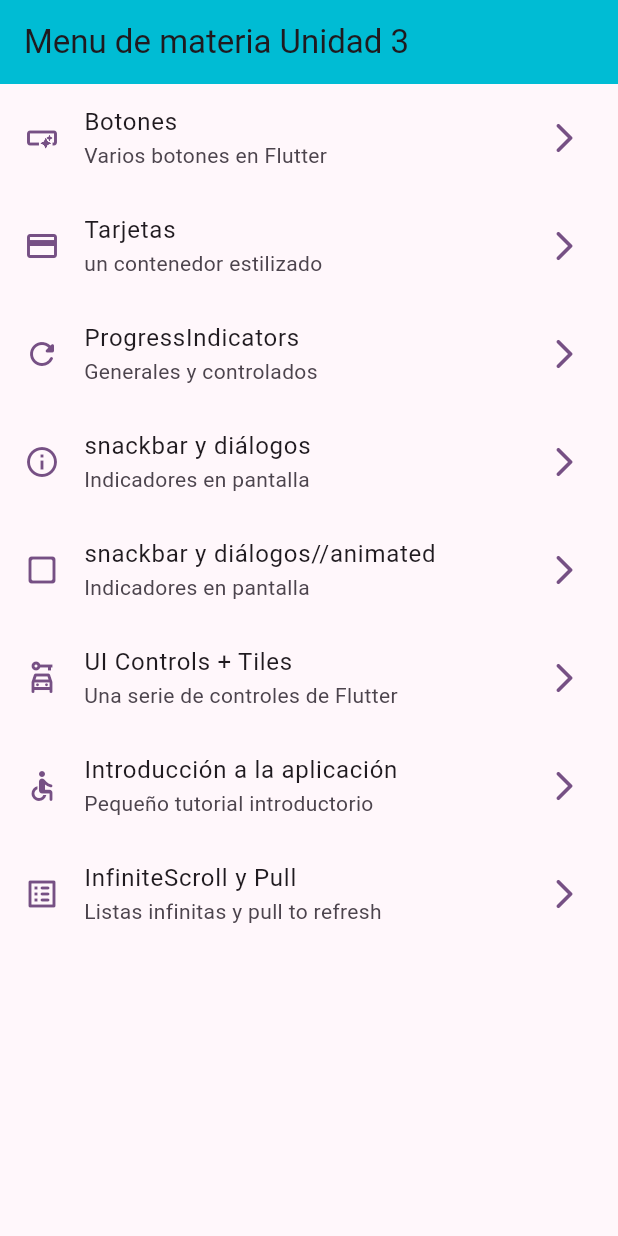
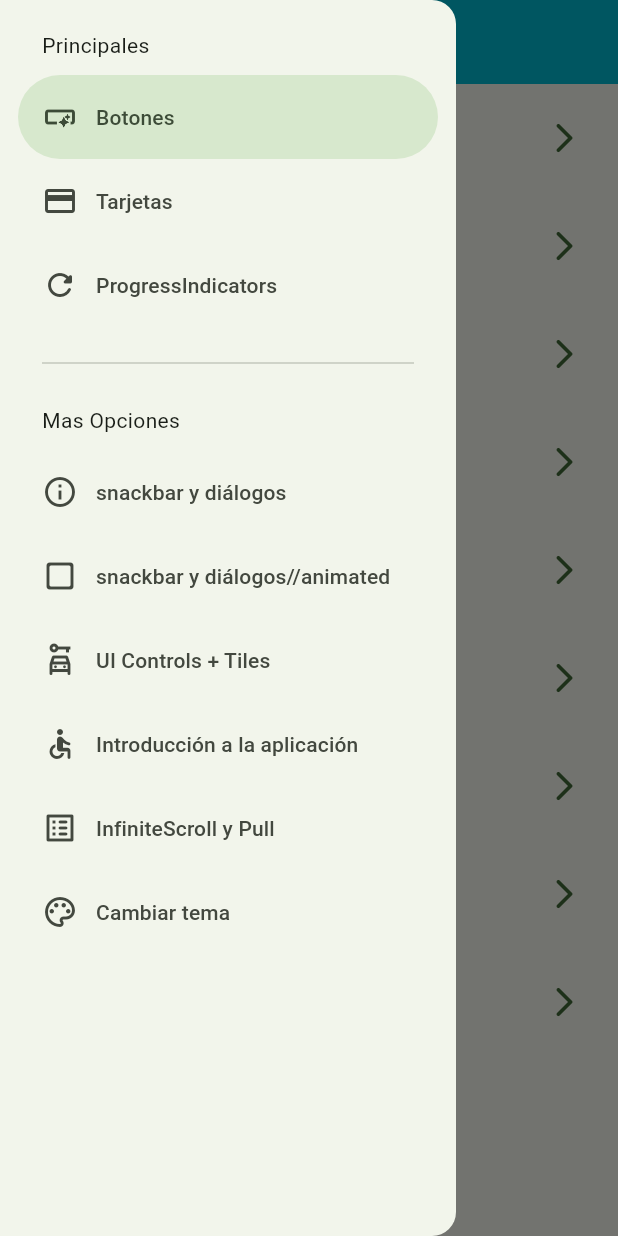
Before and after one commit to AlessadraRdz/no, a Flutter app: the screen it shows after launch, with the side drawer open (before the commit the screen has no drawer), on a phone screen of 412 x 824 dp. Run offline on Flutter 3.47's test engine with Material 2 defaults, Android fonts, the phone set to English and light mode, and no system bars; our stand-ins replace animate_do, flutter_riverpod, go_router.

Commit message:
menu proceso

```diff
--- a/lib/config/menu/menu_items.dart
+++ b/lib/config/menu/menu_items.dart
@@ -55,4 +55,9 @@ List<MenuItem> appMenuItems = <MenuItem>[
       subTitle: 'Listas infinitas y pull to refresh',
       link: '/infinite',
       icon: Icons.list_alt_rounded),
+  const MenuItem(
+      title: 'Cambiar tema',
+      subTitle: 'Cambiar tema de la aplicación',
+      link: '/theme-changer',
+      icon: Icons.color_lens_outlined),
 ];
--- a/lib/config/router/app_router.dart
+++ b/lib/config/router/app_router.dart
@@ -1,9 +1,8 @@
 import 'package:go_router/go_router.dart';
 import 'list_router.dart';
 
-
-
 final GoRouter appRouter = GoRouter(
   routes: routes,
-   debugLogDiagnostics: true,
+  initialLocation: '/',
+  debugLogDiagnostics: true,
 );
--- a/lib/config/theme/app_theme.dart
+++ b/lib/config/theme/app_theme.dart
@@ -11,15 +11,22 @@ const colorList = <Color>[
 
 class AppTheme {
   final int selectedColor;
+  final bool isDarkMode;
 
-  AppTheme({this.selectedColor = 0})
-      : assert(selectedColor >= 0 && selectedColor < colorList.length,
-            'la seccion de color no cumple con el rango de 0 hasta ${colorList.length - 1}');
-  ThemeData gettheme() => ThemeData(
-        useMaterial3: true,
-        colorSchemeSeed: colorList[selectedColor],
-        // appBarTheme: const AppTheme (
-        // ceterTitle> true
-        // )
+  AppTheme({
+    this.selectedColor = 0,
+    this.isDarkMode = false,
+  }) : assert(selectedColor >= 0 && selectedColor < colorList.length,
+            'La selección de color no cumple con el rango de 0 asta ${colorList.length - 1}');
+
+  ThemeData getTheme() => ThemeData(
+      useMaterial3: true,
+      brightness: isDarkMode ? Brightness.dark : Brightness.light,
+      colorSchemeSeed: colorList[selectedColor],
+      appBarTheme: const AppBarTheme(centerTitle: false));
+
+  AppTheme copyWith({int? selectedColor, bool? isDarkMode}) => AppTheme(
+        selectedColor: selectedColor ?? this.selectedColor,
+        isDarkMode: isDarkMode ?? this.isDarkMode,
       );
 }
--- a/lib/main.dart
+++ b/lib/main.dart
@@ -1,20 +1,24 @@
 import 'package:flutter/material.dart';
+import 'package:flutter_riverpod/flutter_riverpod.dart';
 import 'config/router/app_router.dart';
 import 'config/theme/app_theme.dart';
+import 'presentation/providers/theme_provider.dart';
 
 void main() {
-  runApp(const MyApp());
+  runApp(const ProviderScope(child: MainApp()));
 }
 
-class MyApp extends StatelessWidget {
-  const MyApp({super.key});
+class MainApp extends ConsumerWidget {
+  const MainApp({super.key});
 
-  // This widget is the root of your application.
   @override
-  Widget build(BuildContext context) {
+  Widget build(BuildContext context, WidgetRef ref) {
+    final AppTheme appTheme = ref.watch(themeNotifierProvider);
     return MaterialApp.router(
-        debugShowCheckedModeBanner: false,
-        theme: AppTheme(selectedColor: 4).gettheme(),
-        routerConfig: appRouter);
+      title: 'Flutter Widgets',
+      debugShowCheckedModeBanner: false,
+      theme: appTheme.getTheme(),
+      routerConfig: appRouter,
+    );
   }
 }
--- /dev/null
+++ b/lib/presentation/providers/counter_provider.dart
@@ -0,0 +1,3 @@
+import 'package:flutter_riverpod/flutter_riverpod.dart';
+
+final counterProvider = StateProvider<int>((ref) => 5);
--- /dev/null
+++ b/lib/presentation/widgets/slideMenu.dart
@@ -0,0 +1,60 @@
+import 'package:flutter/material.dart';
+import 'package:go_router/go_router.dart';
+
+import '../../config/menu/menu_items.dart';
+
+class SideMenu extends StatefulWidget {
+  final GlobalKey<ScaffoldState> scaffoldKey;
+
+  const SideMenu({super.key, required this.scaffoldKey});
+
+  @override
+  State<SideMenu> createState() => _SideMenuState();
+}
+
+class _SideMenuState extends State<SideMenu> {
+  int navDrawerIndex = 0;
+
+  @override
+  Widget build(BuildContext context) {
+    final hasNotch = MediaQuery.of(context).viewPadding.top > 35;
+
+    return NavigationDrawer(
+        selectedIndex: navDrawerIndex,
+        onDestinationSelected: (value) {
+          setState(() {
+            navDrawerIndex = value;
+          });
+
+          final menuItem = appMenuItems[value];
+          context.push(menuItem.link);
+          widget.scaffoldKey.currentState?.closeDrawer();
+        },
+        children: [
+          Padding(
+            padding: EdgeInsets.fromLTRB(28, hasNotch ? 0 : 20, 16, 10),
+            child: const Text('Principales'),
+          ),
+          ...appMenuItems.sublist(0, 3).map(
+                (item) => NavigationDrawerDestination(
+                  icon: Icon(item.icon),
+                  label: Text(item.title),
+                ),
+              ),
+          const Padding(
+            padding: EdgeInsets.fromLTRB(28, 16, 28, 10),
+            child: Divider(),
+          ),
+          const Padding(
+            padding: EdgeInsets.fromLTRB(28, 10, 16, 10),
+            child: Text('Mas Opciones'),
+          ),
+          ...appMenuItems.sublist(3).map(
+                (item) => NavigationDrawerDestination(
+                  icon: Icon(item.icon),
+                  label: Text(item.title),
+                ),
+              ),
+        ]);
+  }
+}
--- a/lib/screen/home/home_screen.dart
+++ b/lib/screen/home/home_screen.dart
@@ -2,6 +2,7 @@ import 'package:flutter/material.dart';
 import 'package:go_router/go_router.dart';
 
 import '../../config/menu/menu_items.dart';
+import '../../presentation/widgets/slideMenu.dart';
 
 class HomeScreen extends StatelessWidget {
   static const String screenName = 'home_screen';
@@ -9,52 +10,42 @@ class HomeScreen extends StatelessWidget {
 
   @override
   Widget build(BuildContext context) {
+    final scaffoldKey = GlobalKey<ScaffoldState>();
     return Scaffold(
         appBar: AppBar(
           backgroundColor: Colors.cyan,
-          title: const Text('Menu de materia Unidad 3 '),
+          title: const Text('Menu de Materia 3'),
         ),
-        body: const _HomeView());
-  }
-}
-
-class _HomeView extends StatelessWidget {
-  const _HomeView();
-
-  @override
-  Widget build(BuildContext context) {
-    return ListView.builder(
-        itemCount: appMenuItems.length,
-        itemBuilder: (context, index) => _ListTile(
-              menuItem: appMenuItems[index],
-            ));
-  }
+        body: ListView.builder(
+            itemCount: appMenuItems.length, itemBuilder: menuList),
+        drawer: SideMenu(scaffoldKey: scaffoldKey));
   }
 
   Widget menuList(BuildContext context, int index) {
     final menuItem = appMenuItems[index];
-  return Text(menuItem.title);
+    return _CustomListTitle(menuItem: menuItem);
+  }
 }
 
-class _ListTile extends StatelessWidget {
-  const _ListTile({
-    super.key,
+class _CustomListTitle extends StatelessWidget {
+  const _CustomListTitle({
     required this.menuItem,
   });
+
   final MenuItem menuItem;
 
   @override
   Widget build(BuildContext context) {
     final colors = Theme.of(context).colorScheme;
+
     return ListTile(
       leading: Icon(menuItem.icon, color: colors.primary),
       trailing: Icon(Icons.arrow_forward_ios_rounded, color: colors.primary),
-        hoverColor: Color.fromARGB(255, 64, 255, 245),
-        splashColor: const Color.fromARGB(255, 68, 255, 124),
       title: Text(menuItem.title),
       subtitle: Text(menuItem.subTitle),
       onTap: () {
         context.push(menuItem.link);
-        });
+      },
+    );
   }
 }
--- a/lib/screen/screens.dart
+++ b/lib/screen/screens.dart
@@ -7,3 +7,5 @@ export '../../screen/infinite_scroll/infinite_scroll_screen.dart';
 export '../../screen/progress/progress_screen.dart';
 export '../../screen/snackbar/snackbar_screen.dart';
 export '../../screen/ui_controls/ui_controls_screen.dart';
+export '../../screen/theme_changer/theme_changer_screen.dart';
+export '../../screen/counter/counter_screen.dart';
--- a/pubspec.yaml
+++ b/pubspec.yaml
@@ -37,6 +37,7 @@ dependencies:
   cupertino_icons: ^1.0.2
   go_router: ^12.0.1
   animate_do: ^3.1.2
+  flutter_riverpod: ^2.4.6
 
 dev_dependencies:
   flutter_test:
```
Also changed, not shown: lib/config/router/list_router.dart (+10 -0 lines), lib/presentation/providers/theme_provider.dart (added, +31 -0 lines), lib/screen/counter/counter_screen.dart (added, +45 -0 lines), lib/screen/theme_changer/theme_changer_screen.dart (added, +62 -0 lines), pubspec.lock, 1 other file. Lines whose indentation alone changed are shown as unchanged.
